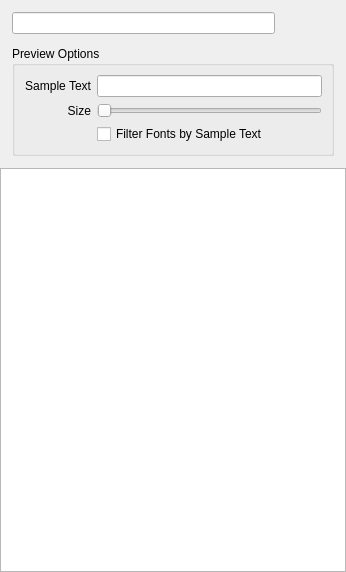
This is UI-Qt/QXFontListWindow.ui in frinkr/FontViewer as Qt 5 draws it before an edit. The edited form follows.
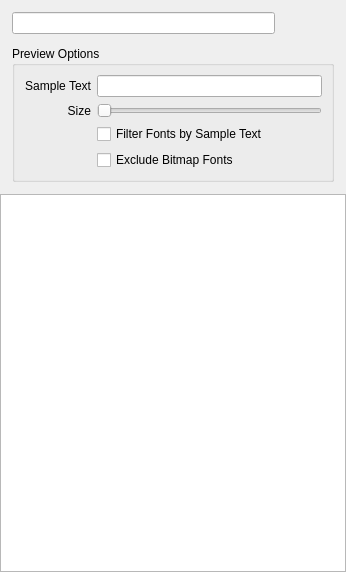
This is the edited form. Icons and pictures are not drawn. Custom widgets are drawn as their Qt base class.

Commit message: option to exlucde bitmap fonts

The edit to the form file:
```diff
--- a/UI-Qt/QXFontListWindow.ui
+++ b/UI-Qt/QXFontListWindow.ui
@@ -204,6 +204,13 @@
            </property>
           </widget>
          </item>
+          <item row="3" column="1">
+            <widget class="QCheckBox" name="excludeBitmapFontCheckBox">
+              <property name="text">
+                <string>Exclude Bitmap Fonts</string>
+              </property>
+            </widget>
+          </item>
         </layout>
        </widget>
       </item>
```
The commit also changes 3 other files.
